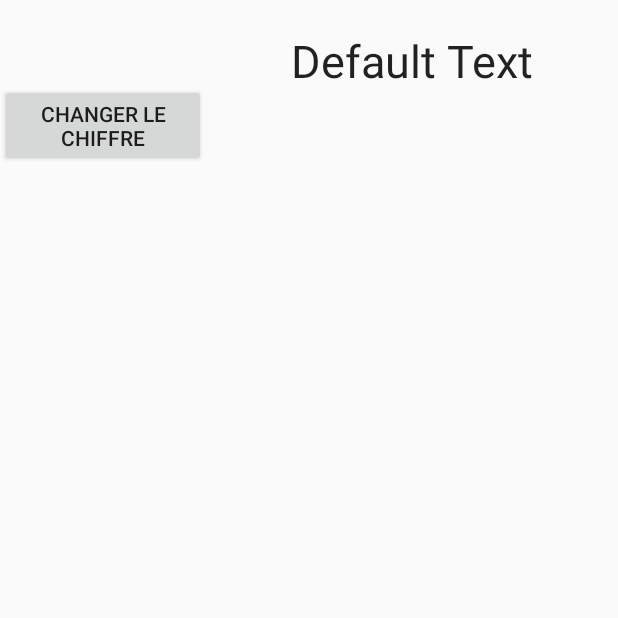
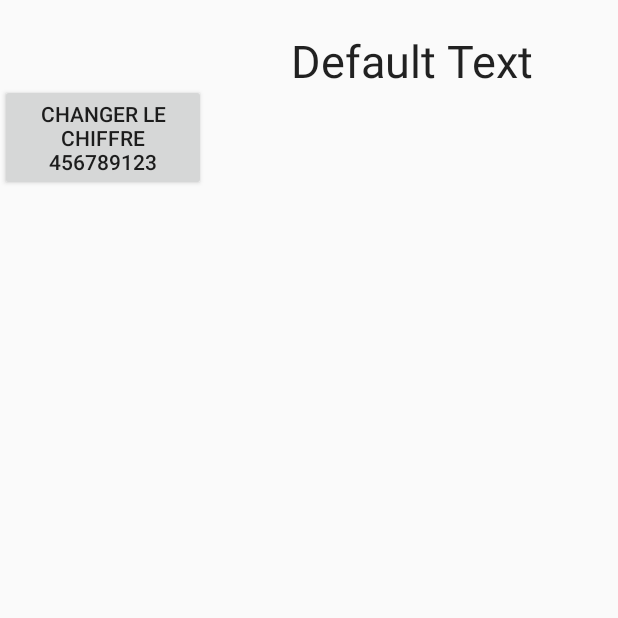
Before and after one commit to floriantainlot/test, an Android app: the screen it shows after launch (RssfeedActivity), on a phone screen of 412 x 824 dp, the top half of it. Run offline under Robolectric (Android 15) with nearby library versions, the phone set to English and light mode, and no system bars.

Commit message:
commit 3

```diff
--- a/app/src/main/res/layout/fragment_rsslist_overview.xml
+++ b/app/src/main/res/layout/fragment_rsslist_overview.xml
@@ -8,7 +8,7 @@
         android:id="@+id/button1"
         android:layout_width="wrap_content"
         android:layout_height="wrap_content"
-        android:text="Changer le chiffre"
+        android:text="Changer le chiffre 456789123"
         android:layout_gravity="center_horizontal" />
 
 </LinearLayout>
```
